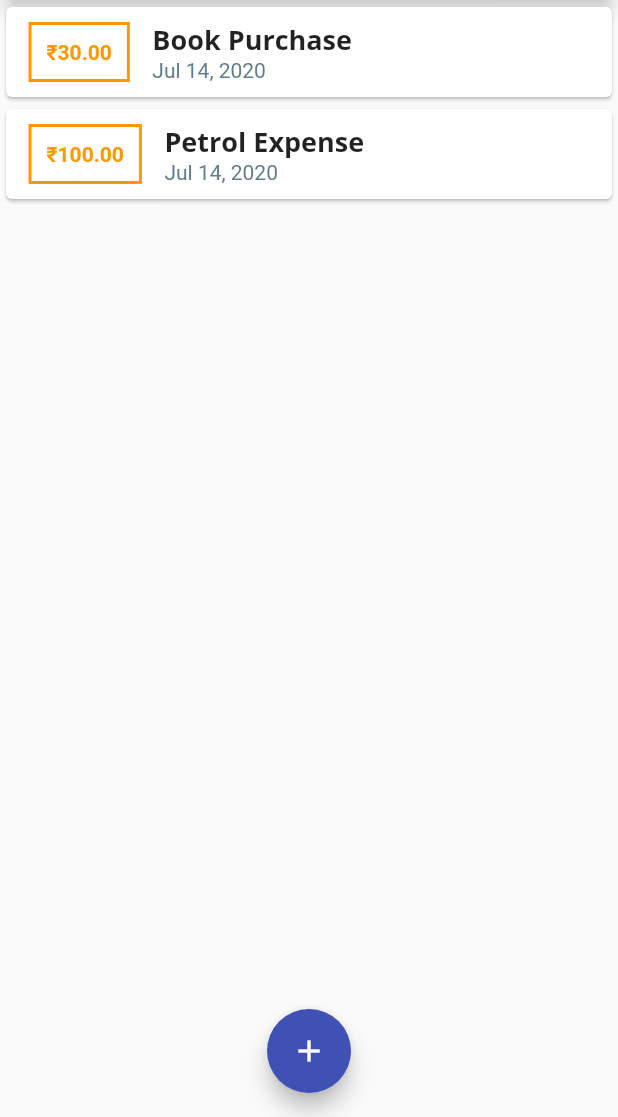
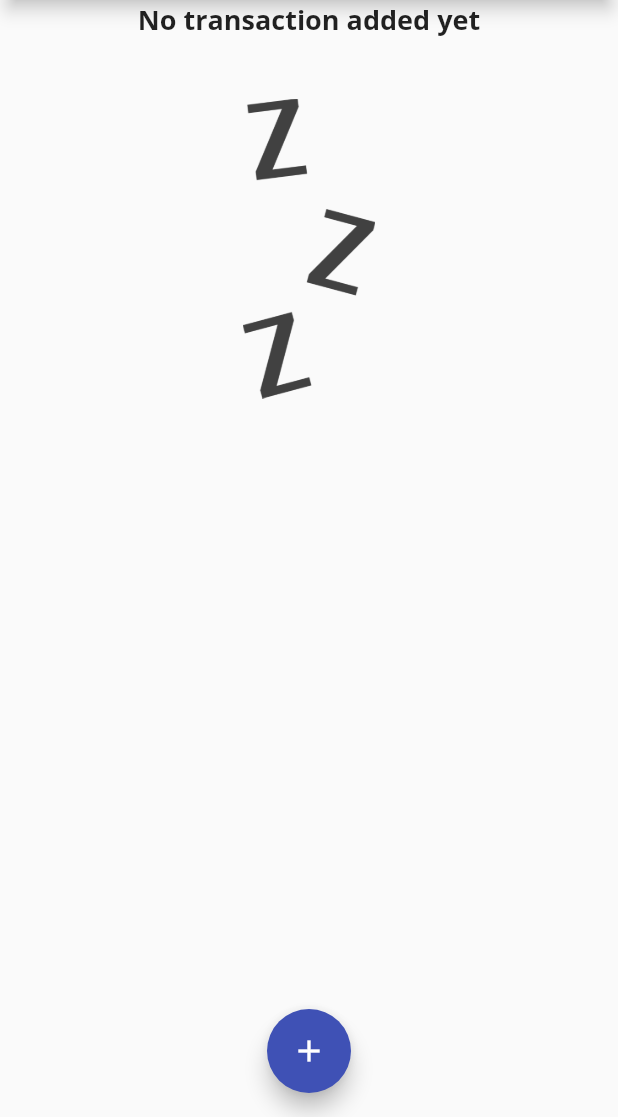
Before and after one commit to dipinkp1993/expenseFinderflutter, a Flutter app: the screen it shows after launch, on a phone screen of 412 x 824 dp, the part 119-1236 px from its top. Run offline on Flutter 3.47's test engine with Material 2 defaults, Android fonts, the phone set to English and light mode, and no system bars.

Commit message:
addede custom images Image widget

```diff
--- a/lib/main.dart
+++ b/lib/main.dart
@@ -40,7 +40,7 @@ class MyHomePage extends StatefulWidget {
 
 class _MyHomePageState extends State<MyHomePage> {
   final List<Transaction> _userTransactions = [
-    Transaction(
+    /* Transaction(
       id: 't1',
       title: "Book Purchase",
       amount: 30.00,
@@ -51,7 +51,7 @@ class _MyHomePageState extends State<MyHomePage> {
       title: "Petrol Expense",
       amount: 100.00,
       date: DateTime.now(),
-    )
+    )*/
   ];
   void _addNewTransaction(String txtitle, double txamount) {
     final newTx = Transaction(
--- a/lib/widgets/transaction_list.dart
+++ b/lib/widgets/transaction_list.dart
@@ -9,20 +9,42 @@ class TransactionList extends StatelessWidget {
   Widget build(BuildContext context) {
     return Container(
         height: 300,
-        child: ListView.builder(
+        child: userTrans.isEmpty
+            ? Column(
+                children: <Widget>[
+                  Text(
+                    "No transaction added yet",
+                    style: Theme.of(context).textTheme.headline6,
+                  ),
+                  SizedBox(
+                    height: 40,
+                  ),
+                  Container(
+                    height: 200,
+                    child: Image.asset(
+                      'assets/images/waiting.png',
+                      fit: BoxFit.cover,
+                    ),
+                  )
+                ],
+              )
+            : ListView.builder(
                 itemBuilder: (context, index) {
                   return Card(
                       child: Row(
                     children: <Widget>[
                       Container(
-                  child: Text('₹${userTrans[index].amount.toStringAsFixed(2)}',
+                        child: Text(
+                            '₹${userTrans[index].amount.toStringAsFixed(2)}',
                             style: TextStyle(
                                 fontWeight: FontWeight.bold,
                                 color: Theme.of(context).primaryColor)),
-                  margin: EdgeInsets.symmetric(horizontal: 15, vertical: 10),
+                        margin:
+                            EdgeInsets.symmetric(horizontal: 15, vertical: 10),
                         decoration: BoxDecoration(
                             border: Border.all(
-                          color: Theme.of(context).primaryColor, width: 2)),
+                                color: Theme.of(context).primaryColor,
+                                width: 2)),
                         padding: EdgeInsets.all(10),
                       ),
                       Column(
--- a/pubspec.yaml
+++ b/pubspec.yaml
@@ -46,9 +46,9 @@ flutter:
   uses-material-design: true
 
   # To add assets to your application, add an assets section, like this:
-  # assets:
-  #   - images/a_dot_burr.jpeg
-  #   - images/a_dot_ham.jpeg
+  assets:
+     - assets/images/waiting.png
+
 
   # An image asset can refer to one or more resolution-specific "variants", see
   # https://flutter.dev/assets-and-images/#resolution-aware.
```
Also changed, not shown: assets/images/waiting.png (added). Lines whose indentation alone changed are shown as unchanged.
